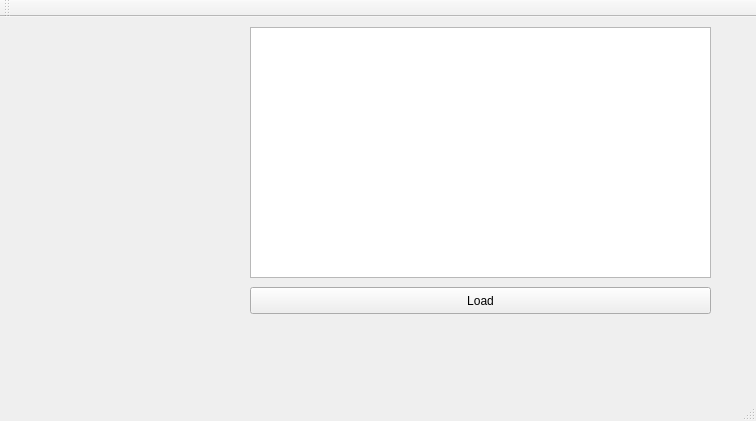
Old version of the form Turing/mainwindow.ui in the repository igor-dyrov/TuringDebugger.
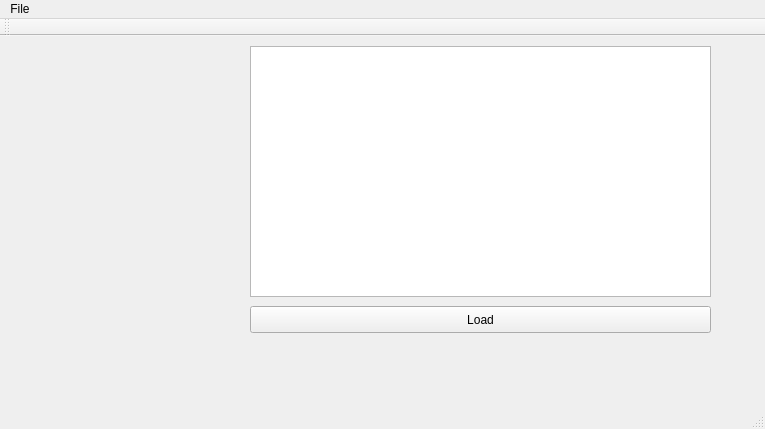
New version of the form.

Commit message: Add file menu without handles

```diff
--- a/Turing/mainwindow.ui
+++ b/Turing/mainwindow.ui
@@ -6,8 +6,8 @@
    <rect>
     <x>0</x>
     <y>0</y>
-    <width>756</width>
-    <height>421</height>
+    <width>765</width>
+    <height>429</height>
    </rect>
   </property>
   <property name="windowTitle">
@@ -46,10 +46,20 @@
     <rect>
      <x>0</x>
      <y>0</y>
-     <width>756</width>
-     <height>25</height>
+     <width>765</width>
+     <height>47</height>
     </rect>
    </property>
+   <widget class="QMenu" name="menuFile">
+    <property name="title">
+     <string>File</string>
+    </property>
+    <addaction name="actionNew"/>
+    <addaction name="actionOpen"/>
+    <addaction name="actionSave"/>
+    <addaction name="actionSave_as"/>
+   </widget>
+   <addaction name="menuFile"/>
   </widget>
   <widget class="QToolBar" name="mainToolBar">
    <attribute name="toolBarArea">
```
Left out of the diff: 29 changed lines with no effect on the pictures. The commit also changes 2 other files.
